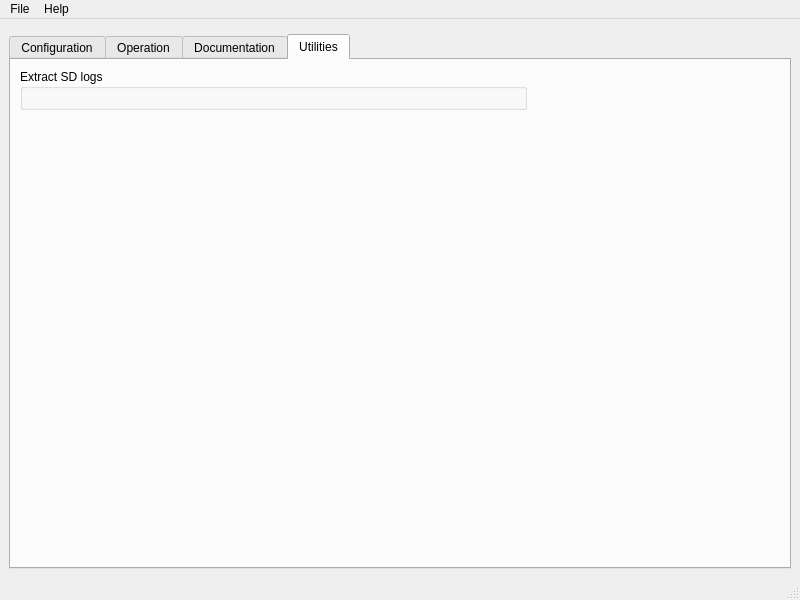
Before: the Qt Designer form sw/supervision/python/ui/ui_supervision_window.ui in paparazzi/paparazzi, drawn with Qt 5.
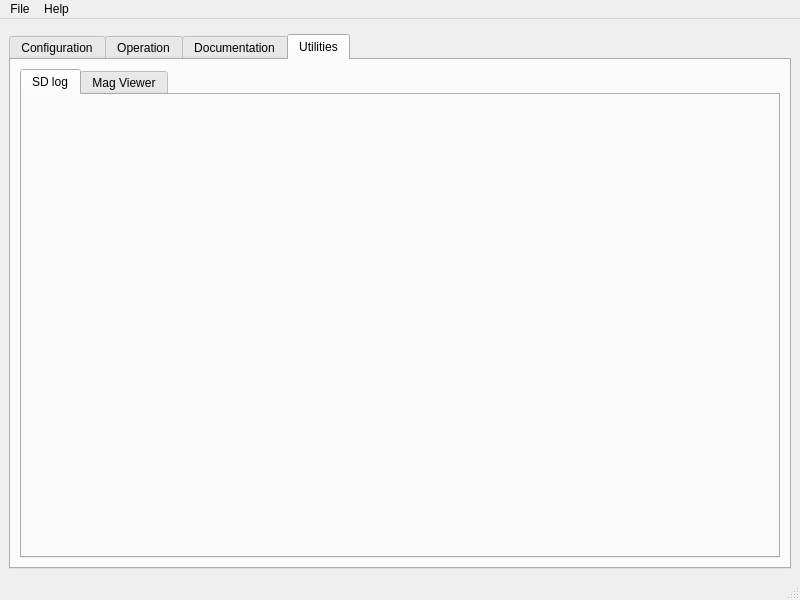
After: the same form once the commit is applied. The open tabs and pages were chosen to show the change. Custom widgets are drawn as their Qt base class.

Commit message:
Mag viewer (#3465)
* [supervision] Add raw mag viewer tool

* [supervision] mag viewer improvements

* [supervision] organize utilities with tabs

* [supervision] MagViewer: do not normalize data, and adjust view size automatically

* [supervision] MagViewer: prepare calibration

---------

The edit to the form file:
```diff
--- a/sw/supervision/python/ui/ui_supervision_window.ui
+++ b/sw/supervision/python/ui/ui_supervision_window.ui
@@ -42,33 +42,21 @@
        <attribute name="title">
         <string>Utilities</string>
        </attribute>
-       <layout class="QGridLayout" name="gridLayout" rowstretch="0,0" columnstretch="2,1">
-        <item row="0" column="0">
-         <widget class="QGroupBox" name="groupBox">
-          <property name="title">
-           <string>Extract SD logs</string>
+       <layout class="QVBoxLayout" name="verticalLayout_4">
+        <item>
+         <widget class="QTabWidget" name="tabWidget">
+          <property name="currentIndex">
+           <number>0</number>
           </property>
-          <layout class="QVBoxLayout" name="verticalLayout_2">
+          <widget class="QWidget" name="tab_log">
+           <attribute name="title">
+            <string>SD log</string>
+           </attribute>
+           <layout class="QVBoxLayout" name="verticalLayout_5">
            <item>
             <widget class="LogWidget" name="log_widget" native="true"/>
            </item>
-          </layout>
-         </widget>
-        </item>
-        <item row="0" column="1">
-         <spacer name="horizontalSpacer">
-          <property name="orientation">
-           <enum>Qt::Horizontal</enum>
-          </property>
-          <property name="sizeHint" stdset="0">
-           <size>
-            <width>40</width>
-            <height>20</height>
-           </size>
-          </property>
-         </spacer>
-        </item>
-        <item row="1" column="0">
+            <item>
          <spacer name="verticalSpacer">
           <property name="orientation">
            <enum>Qt::Vertical</enum>
@@ -83,6 +71,15 @@
         </item>
        </layout>
       </widget>
+          <widget class="MagViewer" name="magviewer_widget">
+           <attribute name="title">
+            <string>Mag Viewer</string>
+           </attribute>
+          </widget>
+         </widget>
+        </item>
+       </layout>
+      </widget>
      </widget>
     </item>
    </layout>
@@ -154,6 +151,12 @@
    <header>log_widget.h</header>
    <container>1</container>
   </customwidget>
+  <customwidget>
+   <class>MagViewer</class>
+   <extends>QWidget</extends>
+   <header>mag_viewer.h</header>
+   <container>1</container>
+  </customwidget>
  </customwidgets>
  <resources/>
  <connections/>
```
Left out of the diff: 4 changed lines with no effect on the pictures. Lines whose indentation alone changed are shown as unchanged. The commit also changes 4 other files.
